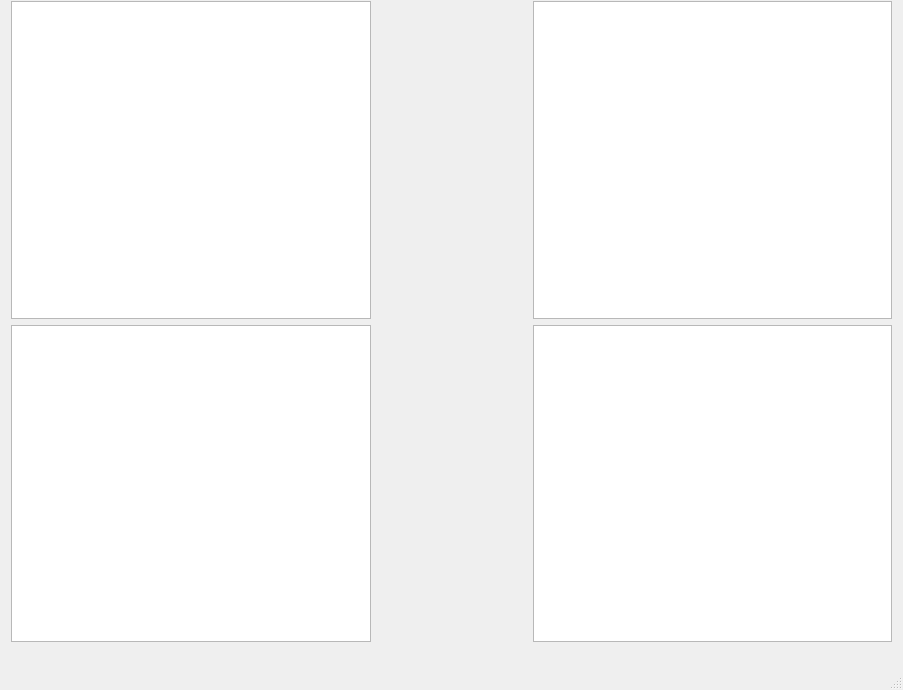
The window that GUI/mainwindow.ui (BartBas/DABeindopdracht) describes before a commit, drawn with Qt 5.
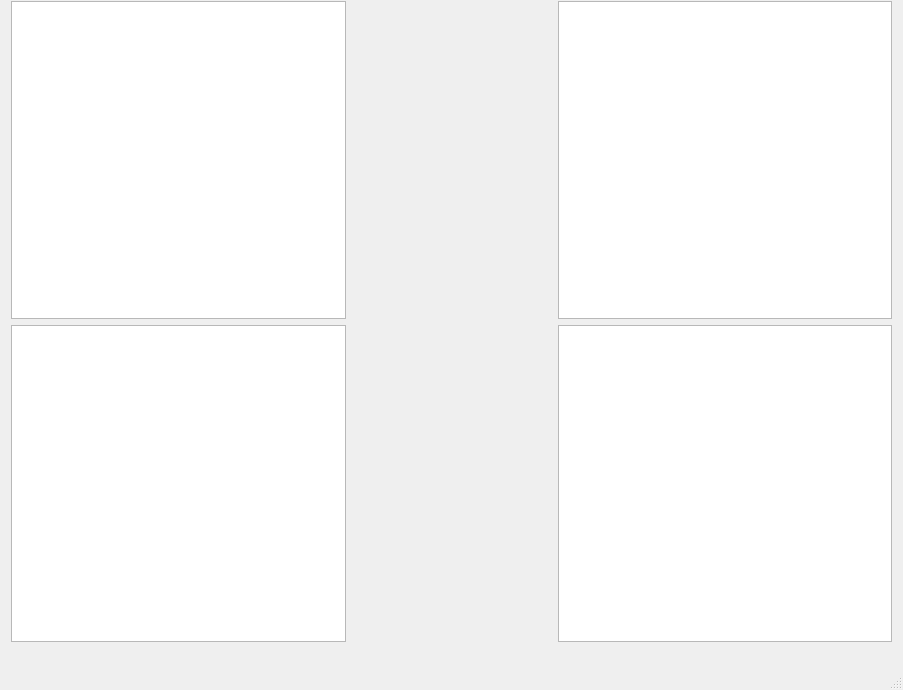
The same window after the commit.

The edit to the form file:
```diff
--- a/GUI/mainwindow.ui
+++ b/GUI/mainwindow.ui
@@ -40,8 +40,14 @@
       <widget class="QLabel" name="logo">
        <property name="minimumSize">
         <size>
-         <width>150</width>
-         <height>100</height>
+         <width>200</width>
+         <height>200</height>
+        </size>
+       </property>
+       <property name="maximumSize">
+        <size>
+         <width>200</width>
+         <height>200</height>
         </size>
        </property>
        <property name="text">
```
